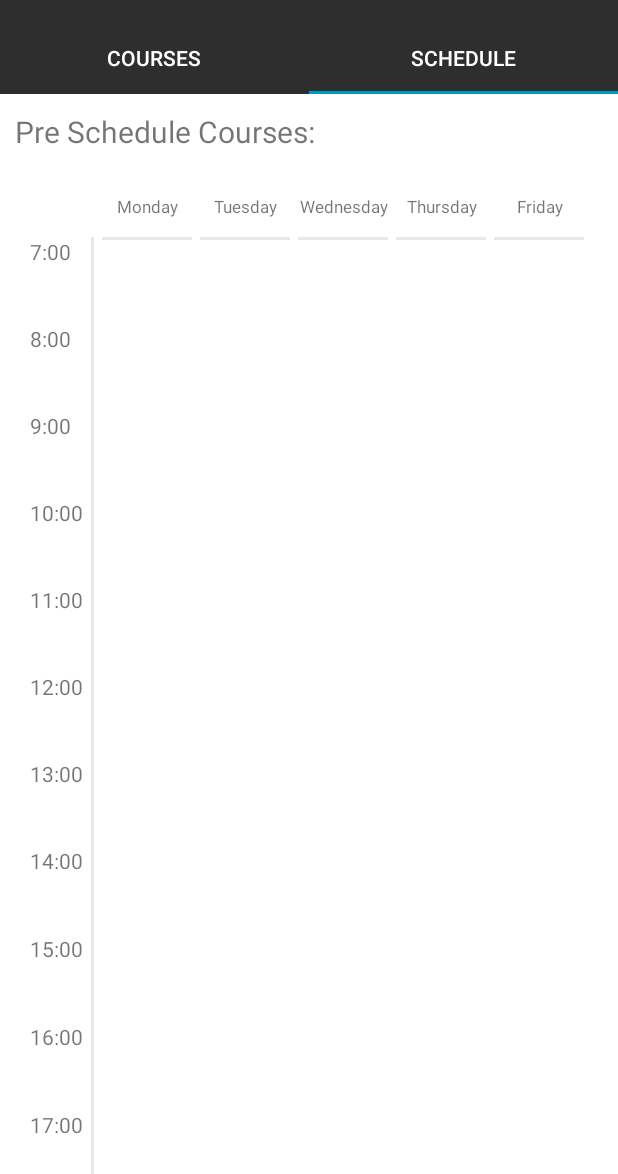
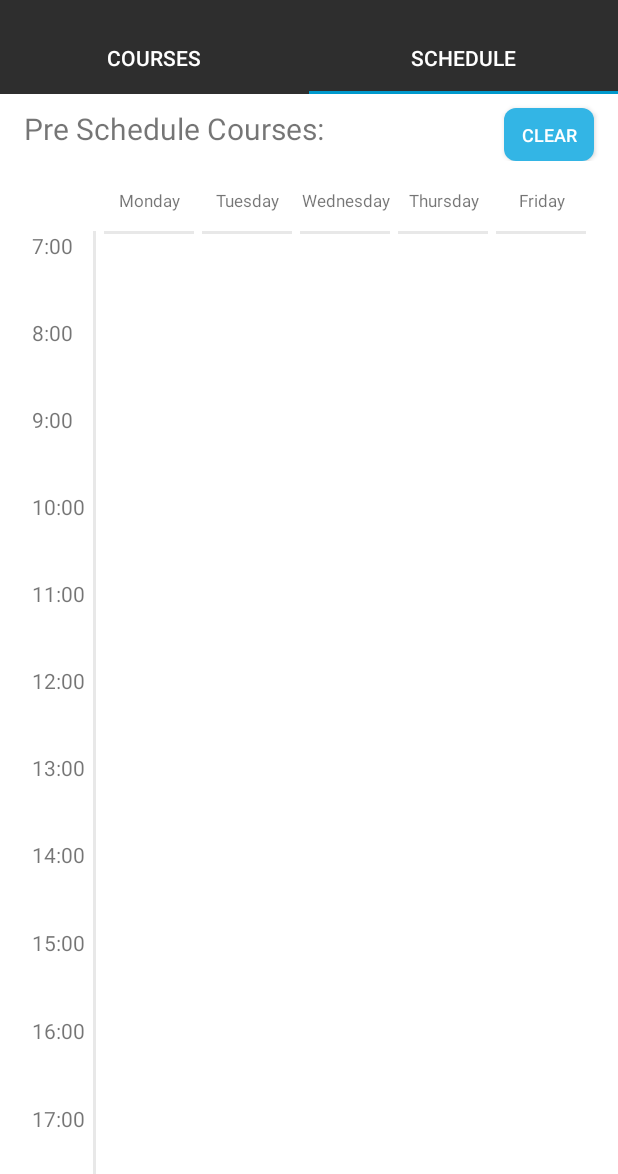
Before and after one commit to tomoaki3284/WSUCourseHelperApp, an Android app: the screen it shows after launch (MainActivity), tab 2 chosen, on a phone screen of 412 x 824 dp, the part 62-1236 px from its top. Run offline under Robolectric (Android 15) with nearby library versions, the phone set to English and light mode, and no system bars.

Commit message:
Created small feature. clear schedule: > Added clear button on schedule fragment/layout. onClick, it will clear the schedule list, and notify the changes to observer(in this case CourseFragment).

```diff
--- a/app/src/main/java/com/example/coursehelper/View/courseArrayAdapter.java
+++ b/app/src/main/java/com/example/coursehelper/View/CourseArrayAdapter.java
@@ -13,12 +13,12 @@ import com.example.coursehelper.R;
 
 import java.util.List;
 
-public class courseArrayAdapter extends ArrayAdapter<Course> {
+public class CourseArrayAdapter extends ArrayAdapter<Course> {
 
     private Context context;
     private List<Course> courses;
 
-    public courseArrayAdapter(Context context, int resource, List<Course> objects) {
+    public CourseArrayAdapter(Context context, int resource, List<Course> objects) {
         super(context, resource, objects);
 
         this.context = context;
--- a/app/src/main/java/com/example/coursehelper/View/CoursesFragment.java
+++ b/app/src/main/java/com/example/coursehelper/View/CoursesFragment.java
@@ -18,7 +18,6 @@ import android.widget.Spinner;
 import android.widget.Toast;
 
 import com.example.coursehelper.Model.Course;
-import com.example.coursehelper.Model.DayOfWeek;
 import com.example.coursehelper.Model.Schedule;
 import com.example.coursehelper.Model.ScheduleObserver;
 import com.example.coursehelper.R;
@@ -27,8 +26,6 @@ import com.fasterxml.jackson.databind.ObjectMapper;
 import java.io.IOException;
 import java.net.URL;
 import java.util.ArrayList;
-import java.util.Arrays;
-import java.util.EnumMap;
 import java.util.HashMap;
 import java.util.List;
 
@@ -43,7 +40,7 @@ public class CoursesFragment extends Fragment {
     private ListView listView;
     private List<Course> courses;
     private List<Course> updatedCourses;
-    private courseArrayAdapter adapter;
+    private CourseArrayAdapter adapter;
 
     private HashMap<String, List<Course>> coreCourses;
     private HashMap<String, List<Course>> subjectCourses;
@@ -238,7 +235,7 @@ public class CoursesFragment extends Fragment {
 
     public void listUpCourses() {
         if(courses == null) return;
-        adapter = new courseArrayAdapter(getActivity(), 0, courses);
+        adapter = new CourseArrayAdapter(getActivity(), 0, courses);
         listView.setAdapter(adapter);
         updatedCourses = courses;
     }
--- a/app/src/main/java/com/example/coursehelper/View/ScheduleFragment.java
+++ b/app/src/main/java/com/example/coursehelper/View/ScheduleFragment.java
@@ -12,6 +12,7 @@ import android.view.Gravity;
 import android.view.LayoutInflater;
 import android.view.View;
 import android.view.ViewGroup;
+import android.widget.Button;
 import android.widget.LinearLayout;
 import android.widget.RelativeLayout;
 import android.widget.TextView;
@@ -60,8 +61,10 @@ public class ScheduleFragment extends Fragment {
         // Inflate the layout for this fragment
         view = inflater.inflate(R.layout.fragment_schedule, container, false);
 
+        schedule = new Schedule();
         warningSection = view.findViewById(R.id.warningArea);
 
+        initialButtonSetup();
         initialDayGraphSetup();
         updateUI(null);
         return view;
@@ -74,6 +77,19 @@ public class ScheduleFragment extends Fragment {
             @Override
             public void onChanged(Schedule schedule) {
                 updateUI(schedule);
+            }
+        });
+    }
+
+    public void initialButtonSetup() {
+        Button clearButton = view.findViewById(R.id.clearSchedule);
+        clearButton.setOnClickListener(new View.OnClickListener() {
+            @Override
+            public void onClick(View v) {
+                schedule = new Schedule();
+                updateUI(schedule);
+                notifyScheduleChangesToObserver();
+                System.out.println("Clear pressed");
             }
         });
     }
--- a/app/src/main/res/layout/activity_main.xml
+++ b/app/src/main/res/layout/activity_main.xml
@@ -5,8 +5,8 @@
     style="@style/LinearLayout"
     android:layout_width="match_parent"
     android:layout_height="match_parent"
+    android:background="@android:color/white"
     android:orientation="vertical"
-    android:background="@android:color/white"
     tools:context=".View.MainActivity">
 
     <androidx.appcompat.widget.Toolbar
@@ -24,8 +24,8 @@
         android:id="@+id/tablayout"
         android:layout_width="match_parent"
         android:layout_height="wrap_content"
+        android:layout_marginBottom="1dp"
         android:background="#2e2e2e"
-        android:layout_marginBottom="1dp"
         app:layout_constraintEnd_toEndOf="parent"
         app:layout_constraintStart_toStartOf="parent"
         app:tabIndicatorColor="@android:color/holo_blue_dark"
--- a/app/src/main/res/layout/fragment_schedule.xml
+++ b/app/src/main/res/layout/fragment_schedule.xml
@@ -1,5 +1,6 @@
 <?xml version="1.0" encoding="utf-8"?>
 <LinearLayout xmlns:android="http://schemas.android.com/apk/res/android"
+    xmlns:app="http://schemas.android.com/apk/res-auto"
     xmlns:tools="http://schemas.android.com/tools"
     android:layout_width="match_parent"
     android:layout_height="wrap_content"
@@ -13,12 +14,38 @@
             android:layout_width="match_parent"
             android:layout_height="wrap_content"
             android:orientation="vertical">
-            <TextView
-                android:layout_width="wrap_content"
+
+            <androidx.constraintlayout.widget.ConstraintLayout
+                android:layout_width="match_parent"
                 android:layout_height="wrap_content"
-                android:layout_margin="10dp"
-                android:text="Pre Schedule Courses:"
-                android:textSize="20dp"/>
+                android:orientation="horizontal">
+
+                <TextView
+                    android:layout_width="wrap_content"
+                    android:layout_height="wrap_content"
+                    android:layout_marginStart="16dp"
+                    android:layout_marginTop="8dp"
+                    android:text="Pre Schedule Courses:"
+                    android:textSize="20sp"
+                    app:layout_constraintStart_toStartOf="parent"
+                    app:layout_constraintTop_toTopOf="parent" />
+
+                <Button
+                    android:id="@+id/clearSchedule"
+                    android:layout_width="60dp"
+                    android:layout_height="35dp"
+                    android:layout_marginTop="8dp"
+                    android:layout_marginEnd="16dp"
+                    android:background="@drawable/course_cell"
+                    android:text="CLEAR"
+                    android:textColor="@android:color/white"
+                    android:textSize="12sp"
+                    app:layout_constraintBottom_toBottomOf="parent"
+                    app:layout_constraintEnd_toEndOf="parent"
+                    app:layout_constraintTop_toTopOf="parent"
+                    app:layout_constraintVertical_bias="0.1" />
+            </androidx.constraintlayout.widget.ConstraintLayout>
+
 
             <LinearLayout
                 android:id="@+id/warningArea"
@@ -34,7 +61,8 @@
             <HorizontalScrollView
                 android:layout_width="wrap_content"
                 android:layout_height="wrap_content"
-                android:layout_marginLeft="10dp"
+                android:layout_gravity="center"
+                android:layout_marginLeft="5dp"
                 android:layout_marginRight="10dp">
                 <include
                     android:id="@+id/dayGraph"
```
Also changed, not shown: app/src/main/res/drawable/roundedcorner.xml (+6 -1 lines), app/src/main/res/drawable/shadow.xml (deleted, +0 -18 lines), app/src/main/res/drawable/vertical_colorline.xml (added, +11 -0 lines), app/src/main/res/layout/course_layout2.xml (+23 -14 lines).
